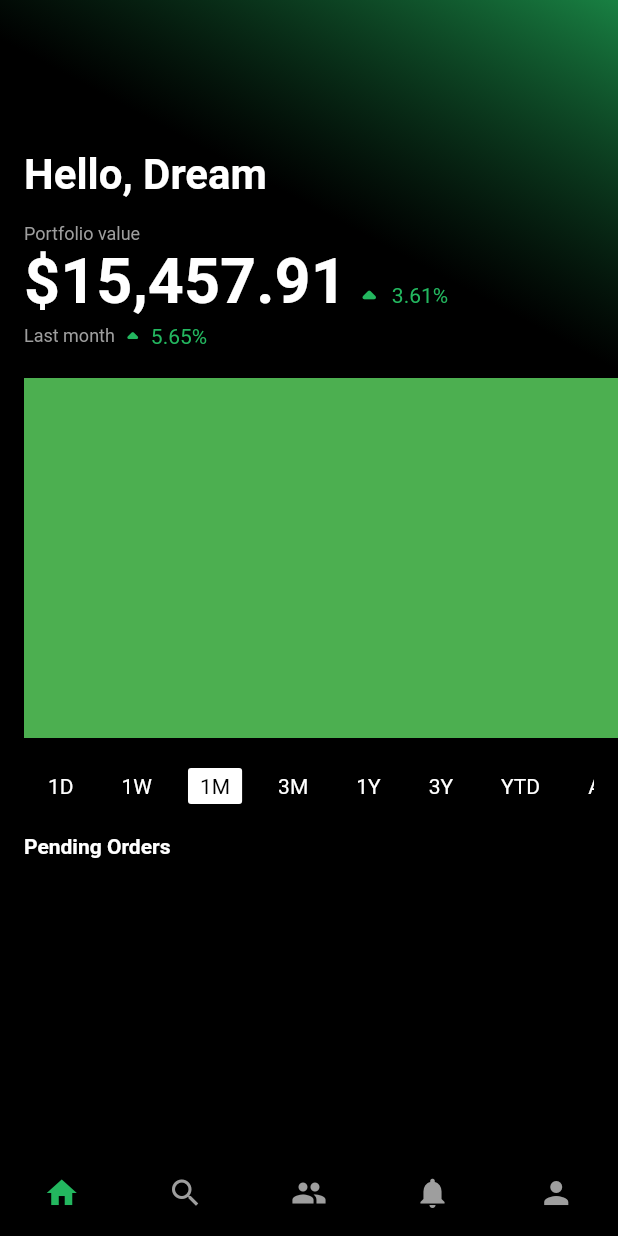
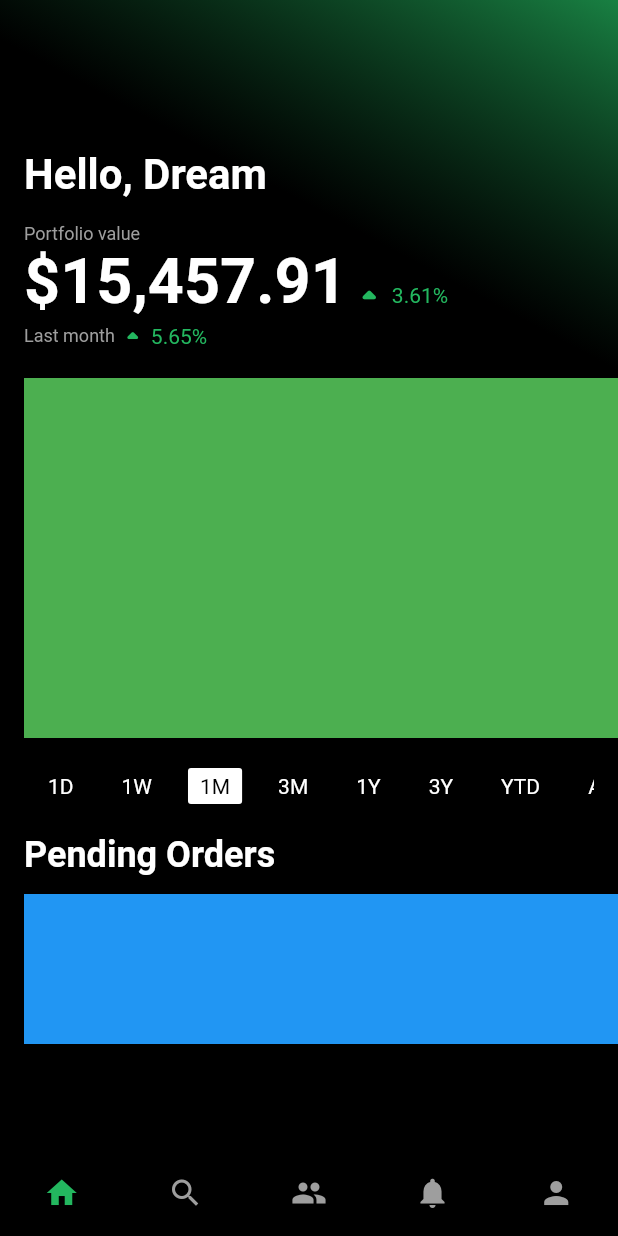
Before and after one commit to JAICHANGPARK/flutter_notebook_chapter_21, a Flutter app: the screen it shows after launch, on a phone screen of 412 x 824 dp. Run offline on Flutter 3.47's test engine with Material 2 defaults, Android fonts, the light colour scheme and no system bars; our stand-ins replace badges, fl_chart, flutter_riverpod; missing offline and left inert: candlesticks.

Commit message:
Update investment_home_page.dart

```diff
--- a/lib/ep1221_investment_app/src/ui/investment_home_page.dart
+++ b/lib/ep1221_investment_app/src/ui/investment_home_page.dart
@@ -164,6 +164,14 @@ class _InvestmentHomePageState extends State<InvestmentHomePage> {
                     style: TextStyle(
                       fontWeight: FontWeight.bold,
                       color: Colors.white,
+                      fontSize: 24,
+                    ),
+                  ),
+                  Container(
+                    margin: EdgeInsets.symmetric(vertical: 12),
+                    height: 100,
+                    decoration: BoxDecoration(
+                      color: Colors.blue,
                     ),
                   )
                 ],
```
